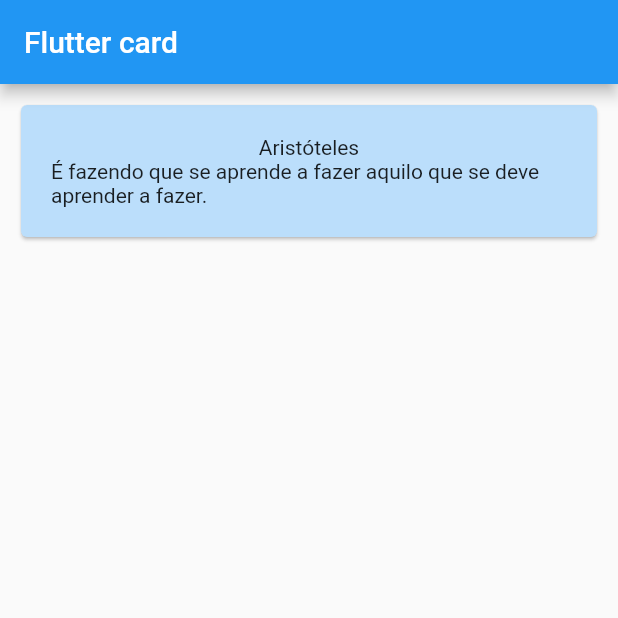
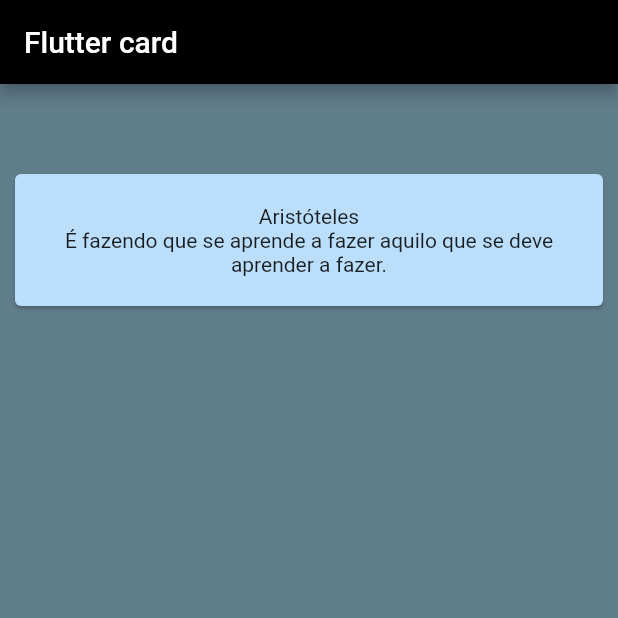
Before and after one commit to EvertonAugusto21/layoutplayground_flutter, a Flutter app: the screen it shows after launch, on a phone screen of 412 x 824 dp, the top half of it. Run offline on Flutter 3.47's test engine with Material 2 defaults, Android fonts, the phone set to English and light mode, and no system bars.

Commit message:
segundo commit

```diff
--- a/lib/main.dart
+++ b/lib/main.dart
@@ -12,7 +12,10 @@ class MyApp extends StatelessWidget {
     return MaterialApp(
       title: _title,
       home: Scaffold(
-        appBar: AppBar(title: const Text(_title)),
+        appBar: AppBar(
+          title: const Text(_title),
+          backgroundColor: Colors.black,
+        ),
         body: const MyStatelessWidget(),
       ),
     );
@@ -25,20 +28,25 @@ class MyStatelessWidget extends StatelessWidget {
   @override
   Widget build(BuildContext context) {
     return Scaffold(
+        backgroundColor: Colors.blueGrey, //margin
         body: Container(
-            margin: EdgeInsets.all(10),
+            color: Colors.blueGrey, //fundo do body
+            margin: const EdgeInsets.all(10),
             child: Center(
               child: Column(
                 children: <Widget>[
                   Card(
-                    color: Colors.blue[100],
+                    margin: const EdgeInsets.only(top: 50.0),
+                    color: Colors.blue[100], //fundo do card
                     child: Container(
-                      padding: EdgeInsets.all(20.0),
+                      padding: const EdgeInsets.all(20.0),
                       child: Column(
-                        children: <Widget>[
+                        children: const <Widget>[
                           Text('Aristóteles'),
                           Text(
-                              'É fazendo que se aprende a fazer aquilo que se deve aprender a fazer.')
+                            'É fazendo que se aprende a fazer aquilo que se deve aprender a fazer.',
+                            textAlign: TextAlign.center,
+                          )
                         ],
                       ),
                     ),
```
